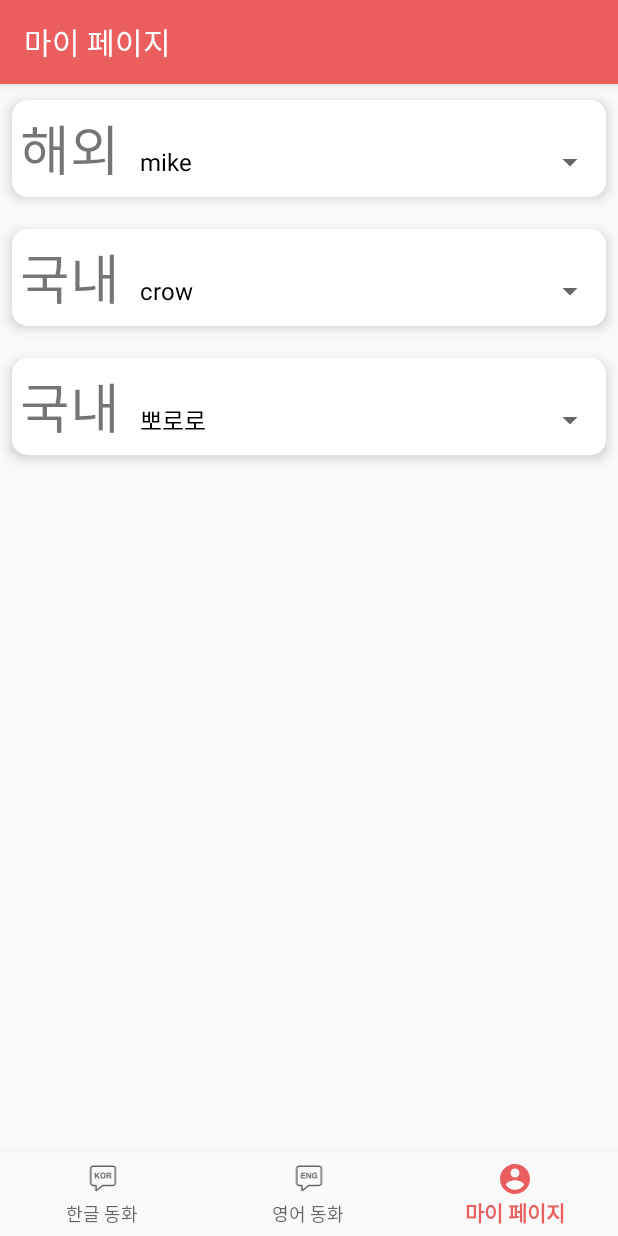
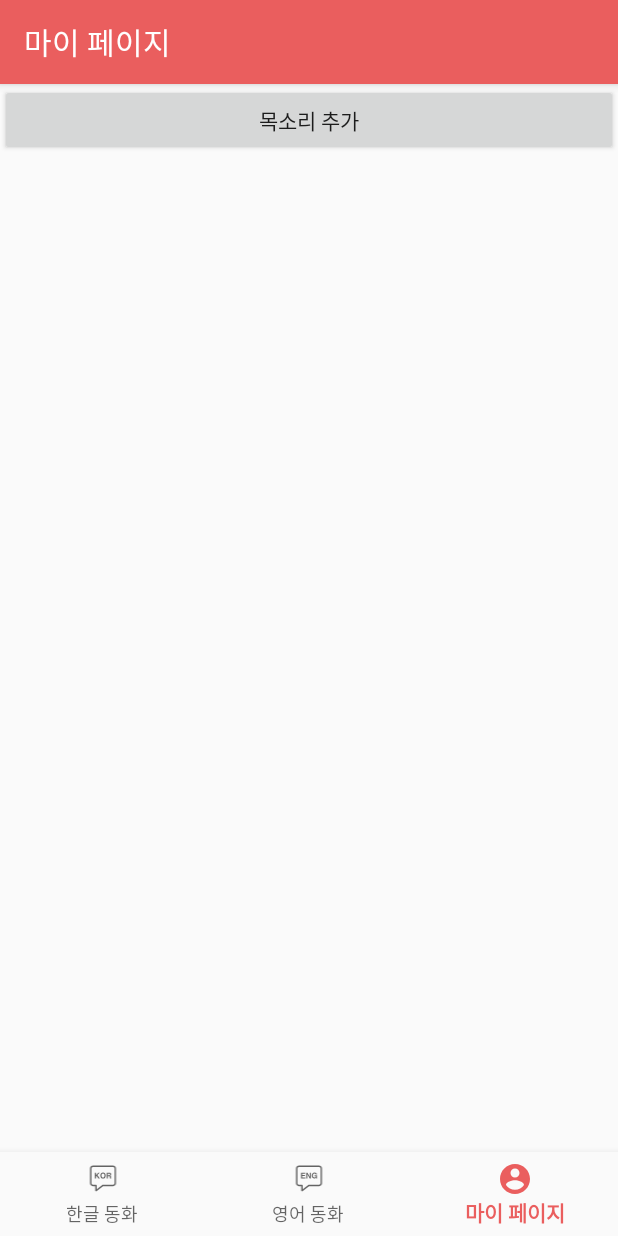
Before and after one commit to teetee6/P_project_code, an Android app: the NotificationsFragment screen opened through its navigation route, on a phone screen of 412 x 824 dp. Run offline under Robolectric (Android 15) with nearby library versions, the phone set to English and light mode, and no system bars; our stand-ins replace navigation-ui; pictures from the network do not load.

Commit message:
voice_recording_completed

```diff
--- a/app/src/main/java/org/techtown/myapplication/MainActivity.java
+++ b/app/src/main/java/org/techtown/myapplication/MainActivity.java
@@ -7,14 +7,23 @@ import com.google.android.material.bottomnavigation.BottomNavigationView;
 
 import androidx.annotation.NonNull;
 import androidx.appcompat.app.AppCompatActivity;
+import androidx.fragment.app.Fragment;
+import androidx.fragment.app.FragmentManager;
+import androidx.fragment.app.FragmentTransaction;
 import androidx.navigation.NavController;
 import androidx.navigation.Navigation;
 import androidx.navigation.ui.AppBarConfiguration;
 import androidx.navigation.ui.NavigationUI;
 import androidx.viewpager.widget.ViewPager;
 
+import org.techtown.myapplication.ui.notifications.NotificationsFragment;
+import org.techtown.myapplication.ui.notifications.RecordingFragment;
+
 public class MainActivity extends AppCompatActivity {
-    @Override
+    NotificationsFragment notificationsFragment = new NotificationsFragment();
+    RecordingFragment recordingFragment = new RecordingFragment();
+
+   @Override
     protected void onCreate(Bundle savedInstanceState) {
         super.onCreate(savedInstanceState);
         setContentView(R.layout.activity_main);
@@ -27,5 +36,22 @@ public class MainActivity extends AppCompatActivity {
         NavController navController = Navigation.findNavController(this, R.id.nav_host_fragment);
         NavigationUI.setupActionBarWithNavController(this, navController, appBarConfiguration);
         NavigationUI.setupWithNavController(navView, navController);
+
+       FragmentTransaction fragmentTransaction = getSupportFragmentManager().beginTransaction();
+
+    }
+
+    public void onFragmentChanged(int index) {
+        if (index == 0) {
+            getSupportFragmentManager().beginTransaction().replace(R.id.container, recordingFragment).commit();
+        } else if (index == 1) {
+            getSupportFragmentManager().beginTransaction().replace(R.id.container, notificationsFragment).commit();
+        }
+    }
+
+    public void replaceFragment (Fragment f ){
+        FragmentManager fragmentManager = getSupportFragmentManager();
+        FragmentTransaction fragmentTransaction = fragmentManager.beginTransaction();
+        fragmentTransaction .replace(R.id.nav_host_fragment,f).commit();
     }
 }
--- a/app/src/main/java/org/techtown/myapplication/ui/notifications/NotificationsFragment.java
+++ b/app/src/main/java/org/techtown/myapplication/ui/notifications/NotificationsFragment.java
@@ -6,6 +6,7 @@ import android.view.View;
 import android.view.ViewGroup;
 import android.widget.AdapterView;
 import android.widget.ArrayAdapter;
+import android.widget.Button;
 import android.widget.Spinner;
 import android.widget.TextView;
 import android.widget.Toast;
@@ -18,6 +19,7 @@ import androidx.lifecycle.ViewModelProviders;
 import androidx.recyclerview.widget.LinearLayoutManager;
 import androidx.recyclerview.widget.RecyclerView;
 
+import org.techtown.myapplication.MainActivity;
 import org.techtown.myapplication.R;
 // Layout1.xml 이 카드뷰 파일입니다.
 // 이 카드뷰를 리사이클러뷰에 담기 위해,
@@ -28,11 +30,27 @@ import org.techtown.myapplication.R;
 // fragment_notifications.xml(디자인파일)에는, 리사이클러뷰(껍데기)를 넣어두었습니다.
 public class NotificationsFragment extends Fragment {
 
+    public static NotificationsFragment newInstance(){
+        return new NotificationsFragment();
+    }
+
     public View onCreateView(@NonNull LayoutInflater inflater,
                              ViewGroup container, Bundle savedInstanceState) {
 
 
-        return inflater.inflate(R.layout.fragment_notifications, container, false);
+        final ViewGroup card_set = (ViewGroup) inflater.inflate(R.layout.fragment_notifications, container, false);
+        Button btn =(Button)card_set.findViewById(R.id.voice_add_button);
+        btn.setOnClickListener(new View.OnClickListener() {
+            @Override
+            public void onClick(View v) {
+
+
+                ((MainActivity)getActivity()).replaceFragment(RecordingFragment.newInstance());
+            }
+        });
+
+
+        return card_set;
     }
 
 
@@ -40,23 +58,22 @@ public class NotificationsFragment extends Fragment {
     // 액티비티가 onCreate()완료했을때 호출하는 프래그먼트의 onActivityCreated()를 재정의해서 그곳에 RecyclerView를 넣어 처리하면~
     // 거기서 하나 여기서 하나 똑같을 것임.
 
-    @Override
-    public void onActivityCreated(@Nullable Bundle savedInstanceState) {
-        super.onActivityCreated(savedInstanceState);
-
-        RecyclerView recyclerView = getView().findViewById(R.id.recyclerView);
-        LinearLayoutManager layoutManager = new LinearLayoutManager(getContext(), LinearLayoutManager.VERTICAL, false);
-        recyclerView.setLayoutManager(layoutManager);
-        VoiceAdapter voiceAdapter = new VoiceAdapter();
-
-
-        //////////// 리싸이클러뷰에 카드를 하나씩 추가합니다 (커스터마이징 가능) ////////////
-        // 목소리 배열은 VoiceAdapter.java의 배열(voice_items)을 참조하여 "숫자"를 기입하여 주십시오.
-        voiceAdapter.addItem(new Voice("해외",0));
-        voiceAdapter.addItem(new Voice("국내",2));
-        voiceAdapter.addItem(new Voice("국내",4));
-
-
-        recyclerView.setAdapter(voiceAdapter);
-    }
+//    @Override
+//    public void onActivityCreated(@Nullable Bundle savedInstanceState) {
+//        super.onActivityCreated(savedInstanceState);
+//
+//        RecyclerView recyclerView = getView().findViewById(R.id.recyclerView);
+//        LinearLayoutManager layoutManager = new LinearLayoutManager(getContext(), LinearLayoutManager.VERTICAL, false);
+//        recyclerView.setLayoutManager(layoutManager);
+//        VoiceAdapter voiceAdapter = new VoiceAdapter();
+//
+//
+//        //////////// 리싸이클러뷰에 카드를 하나씩 추가합니다 (커스터마이징 가능) ////////////
+//        // 목소리 배열은 VoiceAdapter.java의 배열(voice_items)을 참조하여 "숫자"를 기입하여 주십시오.
+//        voiceAdapter.addItem(new Voice("소리",0));
+//
+//
+//
+//        recyclerView.setAdapter(voiceAdapter);
+//    }
 }
--- a/app/src/main/res/layout/fragment_notifications.xml
+++ b/app/src/main/res/layout/fragment_notifications.xml
@@ -2,7 +2,7 @@
 <LinearLayout xmlns:android="http://schemas.android.com/apk/res/android"
     xmlns:app="http://schemas.android.com/apk/res-auto"
     xmlns:tools="http://schemas.android.com/tools"
-    android:id="@+id/linearLayout"
+    android:id="@+id/notification_linearLayout"
     android:layout_width="match_parent"
     android:layout_height="match_parent"
     android:orientation="vertical">
@@ -10,5 +10,11 @@
     <androidx.recyclerview.widget.RecyclerView
         android:id="@+id/recyclerView"
         android:layout_width="match_parent"
-        android:layout_height="match_parent" />
+        android:layout_height="wrap_content" />
+
+    <Button
+        android:id="@+id/voice_add_button"
+        android:layout_width="match_parent"
+        android:layout_height="wrap_content"
+        android:text="목소리 추가" />
 </LinearLayout>
```
Also changed, not shown: app/src/main/java/org/techtown/myapplication/ui/notifications/RecordingFragment.java (added, +112 -0 lines), app/src/main/res/layout/fragment_recording.xml (added, +41 -0 lines), app/src/main/res/drawable-v24/mic_loading.gif (added).
